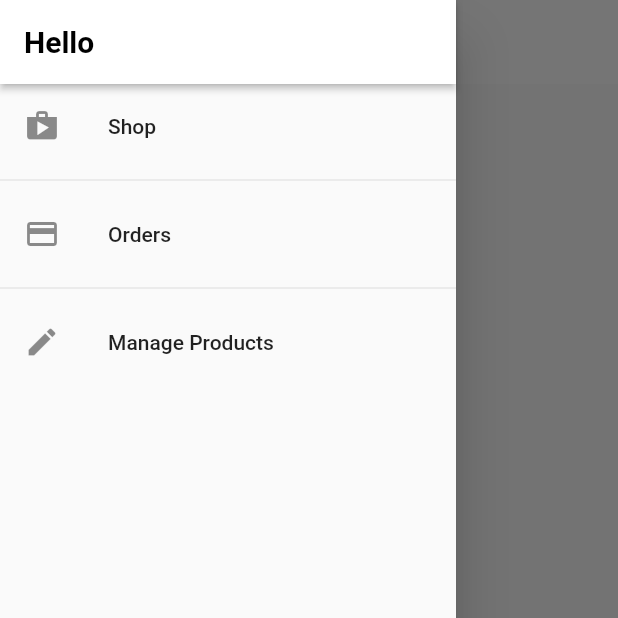
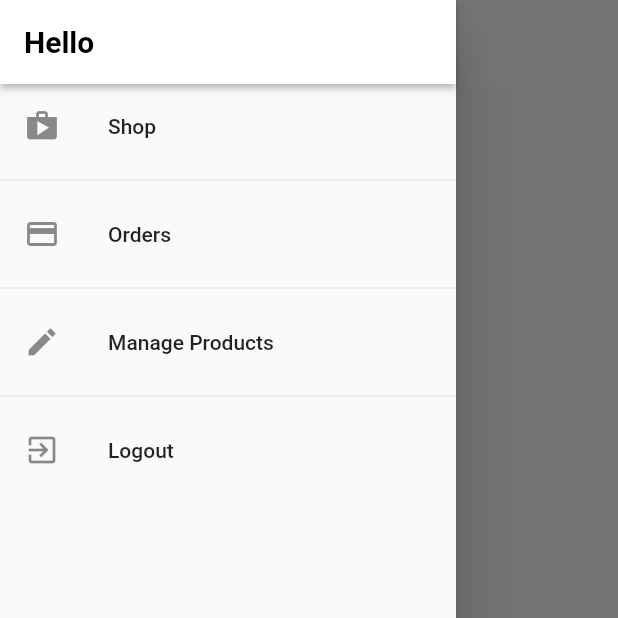
Before and after one commit to borakorpee/flutter_state_management, a Flutter app: the OrdersScreen screen opened by its route, with the side drawer open, on a phone screen of 412 x 824 dp, the top half of it. Run offline on Flutter 3.47's test engine with Material 2 defaults, Android fonts, the phone set to English and light mode, and no system bars; our stand-ins replace flutter_colorpicker, google_fonts.

Commit message:
logout button

```diff
--- a/lib/widgets/app_drawer.dart
+++ b/lib/widgets/app_drawer.dart
@@ -1,5 +1,7 @@
 import 'package:flutter/material.dart';
 import 'package:flutter_complete_guide/screens/user_porducts_screen.dart';
+import 'package:provider/provider.dart';
+import '../providers/auth.dart';
 import '../screens/orders_screen.dart';
 
 class AppDrawer extends StatelessWidget {
@@ -42,6 +44,15 @@ class AppDrawer extends StatelessWidget {
                   .pushReplacementNamed(UserProductsScreen.routeName);
             },
           ),
+          Divider(),
+          ListTile(
+            leading: Icon(Icons.exit_to_app),
+            title: Text('Logout'),
+            onTap: () {
+              Navigator.of(context).pop();
+              Provider.of<Auth>(context, listen: false).logOut();
+            },
+          ),
         ],
       ),
     );
```
Also changed, not shown: lib/providers/auth.dart (+7 -0 lines).
